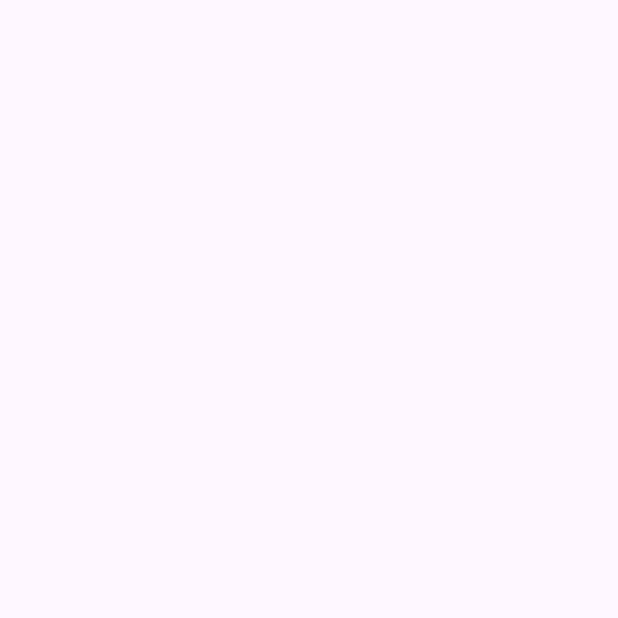
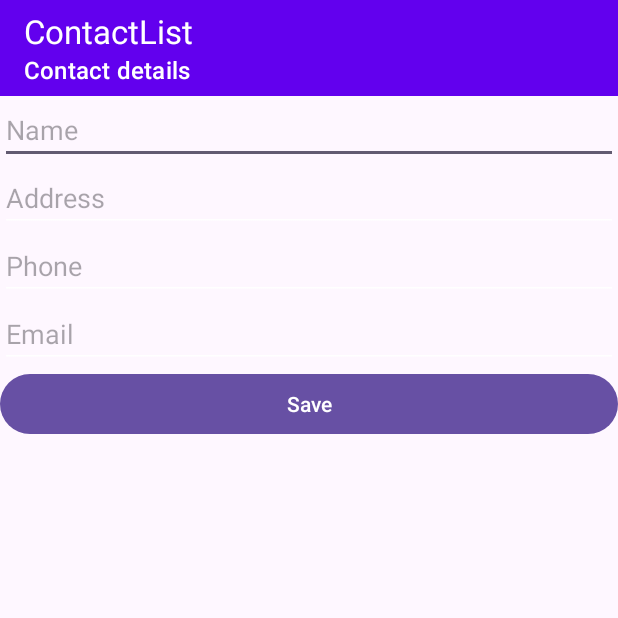
Before and after one commit to erlonprifsp/ContactList, an Android app: the ContactActivity screen opened directly, with no data from a screen before it, on a phone screen of 412 x 824 dp, the top half of it. Before the commit the part shown is empty. Run offline under Robolectric (Android 15) with nearby library versions, the phone set to English and light mode, and no system bars.

Commit message:
pratica - fase 1.1 - 15:07

```diff
--- a/app/src/main/java/br/edu/scl/ifsp/sdm/contactlist/view/ContactActivity.kt
+++ b/app/src/main/java/br/edu/scl/ifsp/sdm/contactlist/view/ContactActivity.kt
@@ -22,5 +22,8 @@ class ContactActivity : AppCompatActivity() { // classe ContactActivity herda de
         setContentView(acb.root) // o root view da ActivityContactBinding é passado para setContentView
                                                         // diferentemente do primeiro caso, as views já estarão vinculadas à instância do binding, não sendo necessário encontrar por ID individualmente
 
+        //define um subtítulo para a activity
+        setSupportActionBar(acb.toolbarIn.toolbar)
+        supportActionBar?.subtitle = getString(R.string.contact_details)
     }
 }
--- a/app/src/main/java/br/edu/scl/ifsp/sdm/contactlist/view/MainActivity.kt
+++ b/app/src/main/java/br/edu/scl/ifsp/sdm/contactlist/view/MainActivity.kt
@@ -1,6 +1,7 @@
 package br.edu.scl.ifsp.sdm.contactlist.view // declara o pacote em que a classe MainActivity está localizada
 // a classe MainActivity está localizada no subpacote view do pacote br.edu.scl.ifsp.sdm.contactlist
 
+import android.content.Intent
 import androidx.appcompat.app.AppCompatActivity // importa a classe AppCompatActivity
 // AppCompatActivity é a classe base para todas as atividades do AppCompat, que são atividades que utilizam o tema do AppCompat
 import android.os.Bundle // importa a classe Bundle
@@ -32,6 +33,10 @@ class MainActivity : AppCompatActivity() { // declara a classe MainActivity como
         super.onCreate(savedInstanceState) // chama o método onCreate() da classe pai AppCompatActivity
         setContentView(amb.root) // define o conteúdo da atividade para a raiz do layout vinculado à propriedade amb
 
+        //define um subtítulo para a activity
+        setSupportActionBar(amb.toolbarIn.toolbar)
+        supportActionBar?.subtitle = getString(R.string.contact_list)
+
         fillContacts() // chamada da função fillContacts()
 
         amb.contactsLv.adapter = contactAdapter // define o adaptador
@@ -47,6 +52,7 @@ class MainActivity : AppCompatActivity() { // declara a classe MainActivity como
     override fun onOptionsItemSelected(item: MenuItem): Boolean { // função recebe como parâmetro o MenuItem que foi selecionado
        return when(item.itemId) { // usa uma expressão when como uma forma simplificada de if/else para verificar qual item foi clicado baseado no seu ID
            R.id.addContactMi -> { // se o item com ID addContactMi for clicado, a função retorna true
+               startActivity(Intent(this, ContactActivity::class.java))
                true
            }
            else -> { false }
--- a/app/src/main/res/layout/activity_contact.xml
+++ b/app/src/main/res/layout/activity_contact.xml
@@ -6,4 +6,66 @@
     android:layout_height="match_parent"
     tools:context=".view.ContactActivity">
 
+    <include
+        android:id="@+id/toolbarIn"
+        android:layout_width="match_parent"
+        android:layout_height="wrap_content"
+        layout="@layout/toolbar"
+        app:layout_constraintStart_toStartOf="parent"
+        app:layout_constraintEnd_toEndOf="parent"
+        app:layout_constraintTop_toTopOf="parent" />
+
+    <EditText
+        android:id="@+id/nameEt"
+        android:layout_width="0dp"
+        android:layout_height="wrap_content"
+        android:ems="10"
+        android:inputType="textPersonName"
+        android:hint="@string/name"
+        app:layout_constraintEnd_toEndOf="parent"
+        app:layout_constraintStart_toStartOf="parent"
+        app:layout_constraintTop_toBottomOf="@id/toolbarIn" />
+
+    <EditText
+        android:id="@+id/addressEt"
+        android:layout_width="0dp"
+        android:layout_height="wrap_content"
+        android:ems="10"
+        android:inputType="textPostalAddress"
+        android:hint="@string/address"
+        app:layout_constraintEnd_toEndOf="parent"
+        app:layout_constraintStart_toStartOf="parent"
+        app:layout_constraintTop_toBottomOf="@id/nameEt" />
+
+    <EditText
+        android:id="@+id/phoneEt"
+        android:layout_width="0dp"
+        android:layout_height="wrap_content"
+        android:ems="10"
+        android:inputType="phone"
+        android:hint="@string/phone"
+        app:layout_constraintEnd_toEndOf="parent"
+        app:layout_constraintStart_toStartOf="parent"
+        app:layout_constraintTop_toBottomOf="@id/addressEt" />
+
+    <EditText
+        android:id="@+id/emailEt"
+        android:layout_width="0dp"
+        android:layout_height="wrap_content"
+        android:ems="10"
+        android:inputType="textEmailAddress"
+        android:hint="@string/email"
+        app:layout_constraintEnd_toEndOf="parent"
+        app:layout_constraintStart_toStartOf="parent"
+        app:layout_constraintTop_toBottomOf="@id/phoneEt" />
+
+    <Button
+        android:id="@+id/saveBt"
+        android:layout_width="0dp"
+        android:layout_height="wrap_content"
+        android:text="@string/save"
+        app:layout_constraintEnd_toEndOf="parent"
+        app:layout_constraintStart_toStartOf="parent"
+        app:layout_constraintTop_toBottomOf="@id/emailEt" />
+
 </androidx.constraintlayout.widget.ConstraintLayout>
--- a/app/src/main/res/values/strings.xml
+++ b/app/src/main/res/values/strings.xml
@@ -1,4 +1,11 @@
 <resources>
     <string name="app_name">ContactList</string>
     <string name="add_contact">Add contact</string>
+    <string name="name">Name</string>
+    <string name="address">Address</string>
+    <string name="phone">Phone</string>
+    <string name="email">Email</string>
+    <string name="save">Save</string>
+    <string name="contact_details">Contact details</string>
+    <string name="contact_list">Contact list</string>
 </resources>
```
